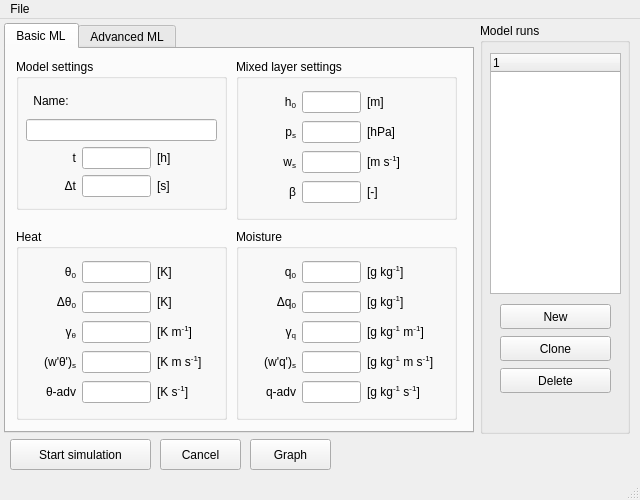
Above: mlmodel_UI/mainwindow.ui from classmodel/modelgui before the change. Below: the same form after it.
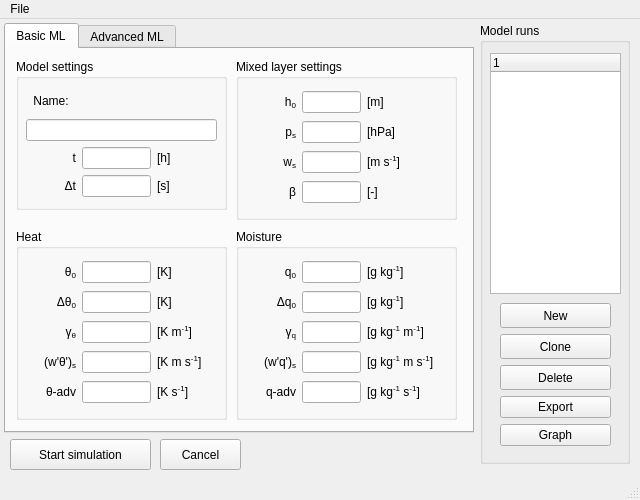
That is the form after the change.

Commit message: Moved graph button, added export button

What changed in the file:
```diff
--- a/mlmodel_UI/mainwindow.ui
+++ b/mlmodel_UI/mainwindow.ui
@@ -1280,7 +1280,7 @@
       <x>480</x>
       <y>4</y>
       <width>150</width>
-      <height>411</height>
+      <height>441</height>
      </rect>
     </property>
     <property name="minimumSize">
@@ -1313,7 +1313,7 @@
        <x>20</x>
        <y>280</y>
        <width>111</width>
-       <height>91</height>
+       <height>143</height>
       </rect>
      </property>
      <layout class="QVBoxLayout" name="verticalLayout">
@@ -1356,6 +1356,20 @@
         </property>
        </widget>
       </item>
+      <item>
+       <widget class="QPushButton" name="graphButton_2">
+        <property name="text">
+         <string>Export</string>
+        </property>
+       </widget>
+      </item>
+      <item>
+       <widget class="QPushButton" name="graphButton">
+        <property name="text">
+         <string>Graph</string>
+        </property>
+       </widget>
+      </item>
      </layout>
     </widget>
    </widget>
@@ -1385,19 +1399,6 @@
      <string>Cancel</string>
     </property>
    </widget>
-   <widget class="QPushButton" name="graphButton">
-    <property name="geometry">
-     <rect>
-      <x>250</x>
-      <y>420</y>
-      <width>81</width>
-      <height>31</height>
-     </rect>
-    </property>
-    <property name="text">
-     <string>Graph</string>
-    </property>
-   </widget>
   </widget>
   <widget class="QMenuBar" name="menubar">
    <property name="geometry">
```
